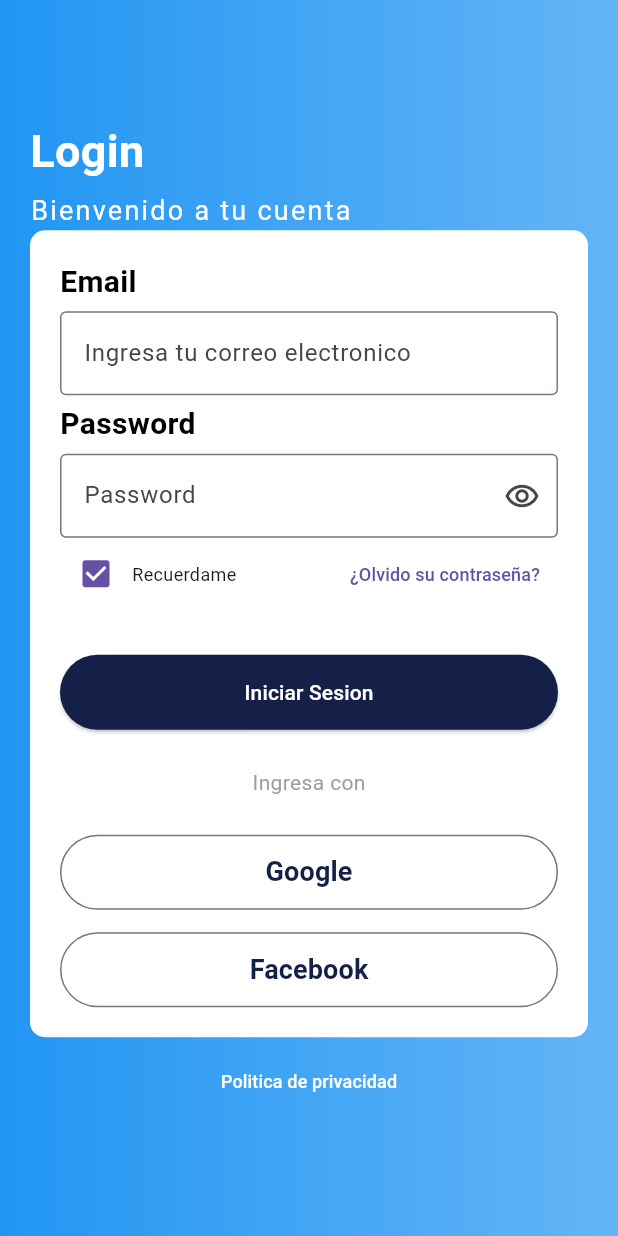
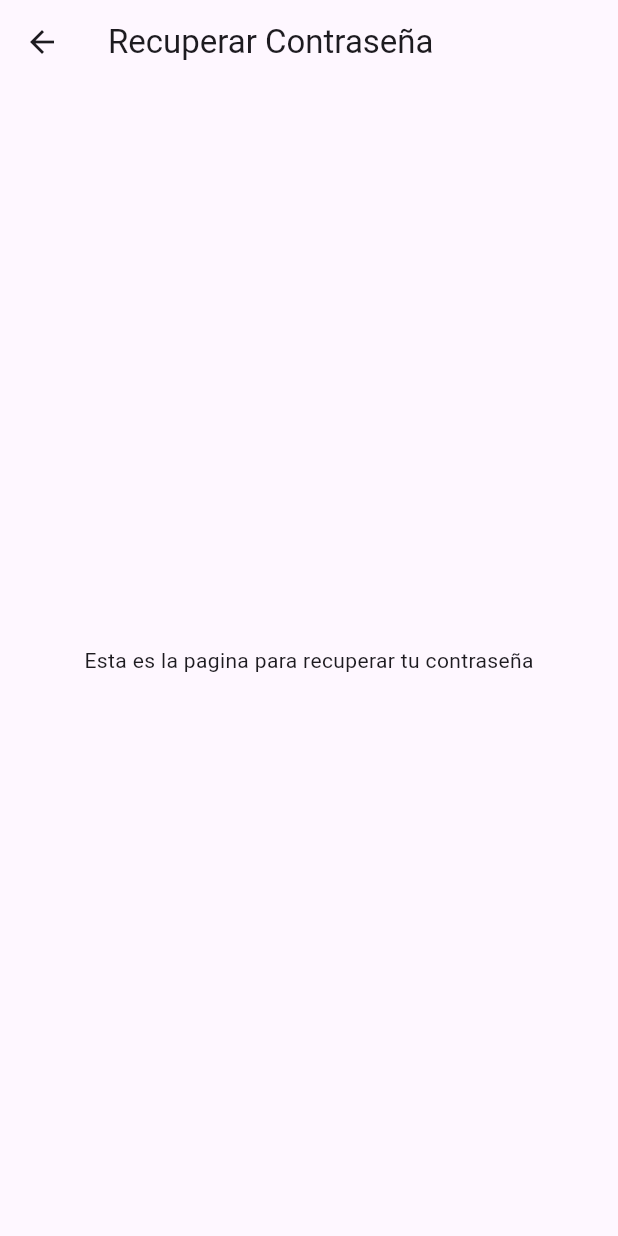
Before and after one commit to RicardoMorales04/appFlutter, a Flutter app: the screen it shows after launch, after a tap on "¿Olvido su contraseña?", on a phone screen of 412 x 824 dp. Run offline on Flutter 3.47's test engine with Material 3 defaults, Android fonts, the phone set to English and light mode, and no system bars.

Commit message:
three commit

```diff
--- a/lib/pages/login_pages.dart
+++ b/lib/pages/login_pages.dart
@@ -1,4 +1,6 @@
 import 'package:flutter/material.dart';
+
+import 'recupera_contraseña.dart';
 
 class LoginPage extends StatefulWidget {
   const LoginPage({super.key});
@@ -191,7 +193,12 @@ class _RememberState extends State<Remember> {
         ),
         const Spacer(),
         TextButton(
-            onPressed: () => {},
+            onPressed: () => {
+              Navigator.push(
+              context,
+              MaterialPageRoute(builder: (context) => const Recuperar())
+            )
+            },
             child: const Text(
               '¿Olvido su contraseña?',
               style: TextStyle(fontSize: 12),
--- /dev/null
+++ b/lib/pages/recupera_contraseña.dart
@@ -0,0 +1,21 @@
+import 'package:flutter/material.dart';
+
+class Recuperar extends StatelessWidget {
+  const Recuperar({super.key});
+
+  @override
+  Widget build(BuildContext context) {
+    return Scaffold(
+      appBar: AppBar(
+        title: const Text("Recuperar Contraseña"),
+      ),
+      body: const Center(
+          child: Column(
+        mainAxisAlignment: MainAxisAlignment.center,
+        children: [
+          Text("Esta es la pagina para recuperar tu contraseña"),
+        ],
+      )),
+    );
+  }
+}
```
